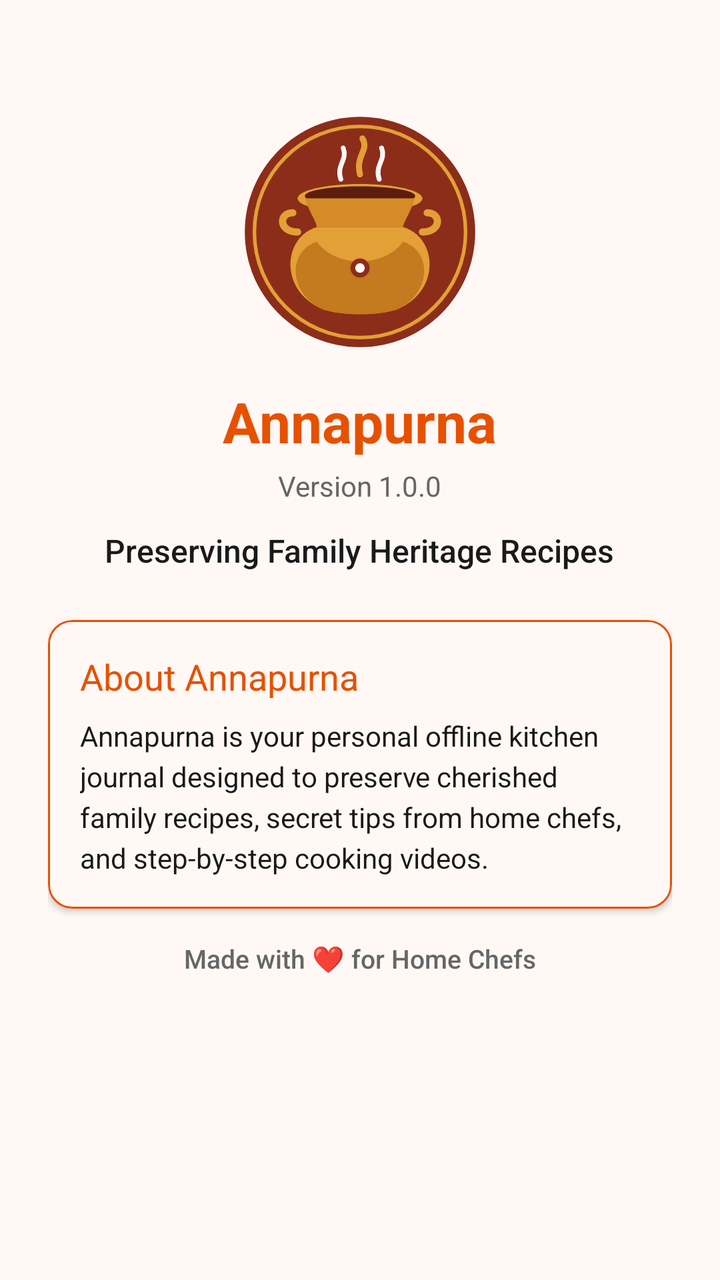
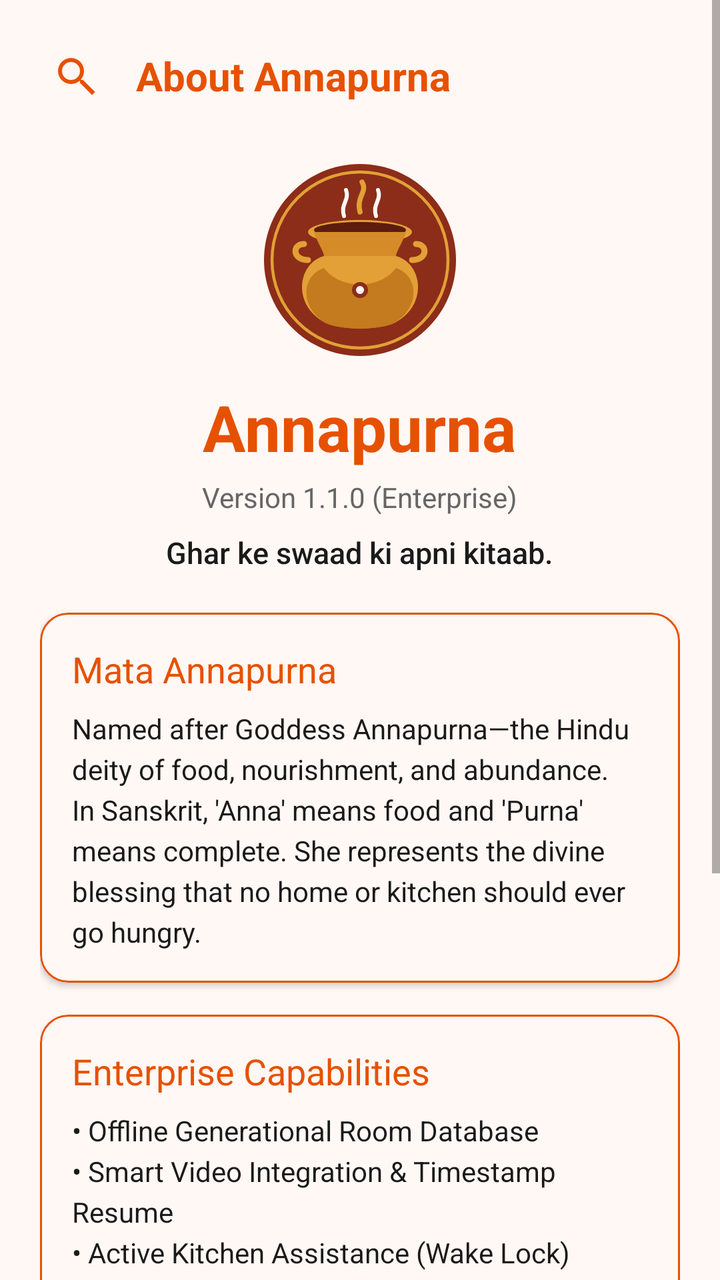

The first picture is an Android layout as it rendered before a commit; the second is the same layout after the commit. The layout source and the unified diff follow.
<!-- AndroidManifest.xml: application theme Theme.Annapurna -->
<!-- res/layout/activity_about.xml -->
<?xml version="1.0" encoding="utf-8"?>
<ScrollView xmlns:android="http://schemas.android.com/apk/res/android"
    xmlns:app="http://schemas.android.com/apk/res-auto"
    android:layout_width="match_parent"
    android:layout_height="match_parent"
    android:background="?attr/kitchenBg"
    android:fillViewport="true">

    <LinearLayout
        android:layout_width="match_parent"
        android:layout_height="wrap_content"
        android:gravity="center_horizontal"
        android:orientation="vertical"
        android:padding="24dp">

        
        <ImageView
            android:id="@+id/imgAboutLogo"
            android:layout_width="120dp"
            android:layout_height="120dp"
            android:layout_marginTop="32dp"
            android:contentDescription="@string/app_name"
            android:src="@drawable/ic_handi_logo" />

        
        <TextView
            android:id="@+id/txtAboutAppName"
            android:layout_width="wrap_content"
            android:layout_height="wrap_content"
            android:layout_marginTop="16dp"
            android:fontFamily="sans-serif-bold"
            android:text="@string/app_name"
            android:textColor="?attr/kitchenPrimary"
            android:textSize="28sp"
            android:textStyle="bold" />

        
        <TextView
            android:id="@+id/txtAboutVersion"
            android:layout_width="wrap_content"
            android:layout_height="wrap_content"
            android:layout_marginTop="4dp"
            android:fontFamily="sans-serif"
            android:text="Version 1.0.0"
            android:textColor="?attr/kitchenTextSecondary"
            android:textSize="14sp" />

        
        <TextView
            android:id="@+id/txtAboutTagline"
            android:layout_width="wrap_content"
            android:layout_height="wrap_content"
            android:layout_marginTop="12dp"
            android:fontFamily="sans-serif-medium"
            android:text="@string/splash_tagline"
            android:textColor="?attr/kitchenTextMain"
            android:textSize="16sp" />

        
        <com.google.android.material.card.MaterialCardView
            android:layout_width="match_parent"
            android:layout_height="wrap_content"
            android:layout_marginTop="24dp"
            app:cardBackgroundColor="?attr/kitchenBg"
            app:cardCornerRadius="12dp"
            app:cardElevation="2dp"
            app:strokeColor="?attr/kitchenPrimary"
            app:strokeWidth="1dp">

            <LinearLayout
                android:layout_width="match_parent"
                android:layout_height="wrap_content"
                android:orientation="vertical"
                android:padding="16dp">

                <TextView
                    android:layout_width="wrap_content"
                    android:layout_height="wrap_content"
                    android:fontFamily="sans-serif-bold"
                    android:text="About Annapurna"
                    android:textColor="?attr/kitchenPrimary"
                    android:textSize="18sp" />

                <TextView
                    android:layout_width="match_parent"
                    android:layout_height="wrap_content"
                    android:layout_marginTop="8dp"
                    android:fontFamily="sans-serif"
                    android:lineSpacingExtra="4dp"
                    android:text="Annapurna is your personal offline kitchen journal designed to preserve cherished family recipes, secret tips from home chefs, and step-by-step cooking videos."
                    android:textColor="?attr/kitchenTextMain"
                    android:textSize="14sp" />
            </LinearLayout>
        </com.google.android.material.card.MaterialCardView>

        
        <TextView
            android:id="@+id/txtCreatorCredit"
            android:layout_width="wrap_content"
            android:layout_height="wrap_content"
            android:layout_marginTop="16dp"
            android:layout_marginBottom="16dp"
            android:fontFamily="sans-serif-medium"
            android:text="@string/creator_credit"
            android:textColor="?attr/kitchenTextSecondary"
            android:textSize="13sp" />

    </LinearLayout>
</ScrollView>
<!-- resources referenced by this layout -->
<resources>
  <!-- drawable ic_handi_logo: vector/xml drawable (drawable, 2802 chars, omitted) -->
  <string name="app_name">Annapurna</string>
  <string name="creator_credit">Made with \u2764\uFE0F for Home Chefs</string>
  <string name="splash_tagline">Preserving Family Heritage Recipes</string>
  <style name="Theme.Annapurna" parent="Theme.MaterialComponents.DayNight.NoActionBar">
          <item name="android:statusBarColor">?attr/kitchenPrimaryDark</item>
          <item name="android:windowLightStatusBar">false</item>
  
          
          <item name="kitchenPrimary">@color/kesar_primary</item>
          <item name="kitchenPrimaryDark">@color/kesar_primary_dark</item>
          <item name="kitchenAccent">@color/kesar_accent</item>
          <item name="kitchenBg">@color/kesar_bg_light</item>
          <item name="kitchenTextMain">@color/text_dark</item>
          <item name="kitchenTextSecondary">@color/text_muted_light</item>
      </style>
  <color name="kesar_primary">#E65100</color>
  <color name="kesar_primary_dark">#BF360C</color>
  <color name="kesar_accent">#FF9800</color>
  <color name="kesar_bg_light">#FFF8F5</color>
  <color name="text_dark">#1A1A1A</color>
  <color name="text_muted_light">#666666</color>
</resources>

<!-- the commit's change to res/layout/activity_about.xml (unified diff, before → after) -->
@@ -9,60 +9,92 @@
     <LinearLayout
         android:layout_width="match_parent"
         android:layout_height="wrap_content"
-        android:gravity="center_horizontal"
         android:orientation="vertical"
-        android:padding="24dp">
+        android:padding="20dp">
 
         
-        <ImageView
-            android:id="@+id/imgAboutLogo"
-            android:layout_width="120dp"
-            android:layout_height="120dp"
-            android:layout_marginTop="32dp"
-            android:contentDescription="@string/app_name"
-            android:src="@drawable/ic_handi_logo" />
+        <LinearLayout
+            android:layout_width="match_parent"
+            android:layout_height="wrap_content"
+            android:gravity="center_vertical"
+            android:orientation="horizontal">
+
+            <ImageView
+                android:id="@+id/btnAboutBack"
+                android:layout_width="36dp"
+                android:layout_height="36dp"
+                android:background="?attr/selectableItemBackgroundBorderless"
+                android:contentDescription="Back"
+                android:padding="6dp"
+                android:src="@drawable/ic_search"
+                app:tint="?attr/kitchenPrimary" />
+
+            <TextView
+                android:layout_width="wrap_content"
+                android:layout_height="wrap_content"
+                android:layout_marginStart="12dp"
+                android:fontFamily="sans-serif-bold"
+                android:text="@string/title_about"
+                android:textColor="?attr/kitchenPrimary"
+                android:textSize="20sp"
+                android:textStyle="bold" />
+        </LinearLayout>
 
         
-        <TextView
-            android:id="@+id/txtAboutAppName"
-            android:layout_width="wrap_content"
+        <LinearLayout
+            android:layout_width="match_parent"
             android:layout_height="wrap_content"
-            android:layout_marginTop="16dp"
-            android:fontFamily="sans-serif-bold"
-            android:text="@string/app_name"
-            android:textColor="?attr/kitchenPrimary"
-            android:textSize="28sp"
-            android:textStyle="bold" />
+            android:layout_marginTop="24dp"
+            android:gravity="center"
+            android:orientation="vertical">
 
-        
-        <TextView
-            android:id="@+id/txtAboutVersion"
-            android:layout_width="wrap_content"
-            android:layout_height="wrap_content"
-            android:layout_marginTop="4dp"
-            android:fontFamily="sans-serif"
-            android:text="Version 1.0.0"
-            android:textColor="?attr/kitchenTextSecondary"
-            android:textSize="14sp" />
+            <ImageView
+                android:id="@+id/imgAboutLogo"
+                android:layout_width="100dp"
+                android:layout_height="100dp"
+                android:contentDescription="@string/app_name"
+                android:src="@drawable/ic_handi_logo" />
 
-        
-        <TextView
-            android:id="@+id/txtAboutTagline"
-            android:layout_width="wrap_content"
-            android:layout_height="wrap_content"
-            android:layout_marginTop="12dp"
-            android:fontFamily="sans-serif-medium"
-            android:text="@string/splash_tagline"
-            android:textColor="?attr/kitchenTextMain"
-            android:textSize="16sp" />
+            <TextView
+                android:id="@+id/txtAboutAppName"
+                android:layout_width="wrap_content"
+                android:layout_height="wrap_content"
+                android:layout_marginTop="12dp"
+                android:fontFamily="sans-serif-bold"
+                android:text="@string/app_name"
+                android:textColor="?attr/kitchenPrimary"
+                android:textSize="32sp"
+                android:textStyle="bold" />
+
+            <TextView
+                android:id="@+id/txtAboutVersion"
+                android:layout_width="wrap_content"
+                android:layout_height="wrap_content"
+                android:layout_marginTop="4dp"
+                android:fontFamily="sans-serif"
+                android:text="Version 1.1.0 (Enterprise)"
+                android:textColor="?attr/kitchenTextSecondary"
+                android:textSize="14sp" />
+
+            <TextView
+                android:id="@+id/txtAboutTagline"
+                android:layout_width="wrap_content"
+                android:layout_height="wrap_content"
+                android:layout_marginTop="8dp"
+                android:fontFamily="sans-serif-medium"
+                android:gravity="center"
+                android:text="@string/app_tagline"
+                android:textColor="?attr/kitchenTextMain"
+                android:textSize="15sp" />
+        </LinearLayout>
 
         
         <com.google.android.material.card.MaterialCardView
             android:layout_width="match_parent"
             android:layout_height="wrap_content"
-            android:layout_marginTop="24dp"
+            android:layout_marginTop="20dp"
             app:cardBackgroundColor="?attr/kitchenBg"
-            app:cardCornerRadius="12dp"
+            app:cardCornerRadius="14dp"
             app:cardElevation="2dp"
             app:strokeColor="?attr/kitchenPrimary"
             app:strokeWidth="1dp">
@@ -77,7 +109,7 @@
                     android:layout_width="wrap_content"
                     android:layout_height="wrap_content"
                     android:fontFamily="sans-serif-bold"
-                    android:text="About Annapurna"
+                    android:text="@string/about_annapurna_title"
                     android:textColor="?attr/kitchenPrimary"
                     android:textSize="18sp" />
 
@@ -87,7 +119,44 @@
                     android:layout_marginTop="8dp"
                     android:fontFamily="sans-serif"
                     android:lineSpacingExtra="4dp"
-                    android:text="Annapurna is your personal offline kitchen journal designed to preserve cherished family recipes, secret tips from home chefs, and step-by-step cooking videos."
+                    android:text="@string/about_annapurna_desc"
+                    android:textColor="?attr/kitchenTextMain"
+                    android:textSize="14sp" />
+            </LinearLayout>
+        </com.google.android.material.card.MaterialCardView>
+
+        
+        <com.google.android.material.card.MaterialCardView
+            android:layout_width="match_parent"
+            android:layout_height="wrap_content"
+            android:layout_marginTop="16dp"
+            app:cardBackgroundColor="?attr/kitchenBg"
+            app:cardCornerRadius="14dp"
+            app:cardElevation="2dp"
+            app:strokeColor="?attr/kitchenPrimary"
+            app:strokeWidth="1dp">
+
+            <LinearLayout
+                android:layout_width="match_parent"
+                android:layout_height="wrap_content"
+                android:orientation="vertical"
+                android:padding="16dp">
+
+                <TextView
+                    android:layout_width="wrap_content"
+                    android:layout_height="wrap_content"
+                    android:fontFamily="sans-serif-bold"
+                    android:text="Enterprise Capabilities"
+                    android:textColor="?attr/kitchenPrimary"
+                    android:textSize="18sp" />
+
+                <TextView
+                    android:layout_width="match_parent"
+                    android:layout_height="wrap_content"
+                    android:layout_marginTop="8dp"
+                    android:fontFamily="sans-serif"
+                    android:lineSpacingExtra="4dp"
+                    android:text="• Offline Generational Room Database\n• Smart Video Integration &amp; Timestamp Resume\n• Active Kitchen Assistance (Wake Lock)\n• Dynamic Spice Themes (Kesar, Tulsi, Mitti, Masala, Haldi)\n• Smart Grocery List Generator\n• Interactive Cooking Timers &amp; Multi-Timer Support\n• Voice-Controlled Hands-Free Cooking Assistant\n• System Share Sheet Target for YouTube &amp; Instagram"
                     android:textColor="?attr/kitchenTextMain"
                     android:textSize="14sp" />
             </LinearLayout>
@@ -98,12 +167,17 @@
             android:id="@+id/txtCreatorCredit"
             android:layout_width="wrap_content"
             android:layout_height="wrap_content"
-            android:layout_marginTop="16dp"
-            android:layout_marginBottom="16dp"
+            android:layout_gravity="center_horizontal"
+            android:layout_marginTop="24dp"
+            android:layout_marginBottom="24dp"
+            android:clickable="true"
+            android:focusable="true"
             android:fontFamily="sans-serif-medium"
+            android:foreground="?android:attr/selectableItemBackground"
+            android:padding="8dp"
             android:text="@string/creator_credit"
-            android:textColor="?attr/kitchenTextSecondary"
-            android:textSize="13sp" />
+            android:textColor="?attr/kitchenPrimary"
+            android:textSize="14sp" />
 
     </LinearLayout>
 </ScrollView>
<!-- resource entries referenced after the edit -->
@@ -1,9 +1,23 @@
 <!-- resources referenced by this layout -->
 <resources>
   <!-- drawable ic_handi_logo: vector/xml drawable (drawable, 2802 chars, omitted) -->
+  <!-- drawable ic_search (drawable) -->
+  <vector xmlns:android="http://schemas.android.com/apk/res/android"
+      android:width="24dp"
+      android:height="24dp"
+      android:viewportWidth="24"
+      android:viewportHeight="24">
+  
+      <path
+          android:fillColor="#757575"
+          android:pathData="M15.5,14h-0.79l-0.28,-0.27A6.47,6.47 0,0 0,16 9.5A6.5,6.5 0,1 0,9.5 16a6.47,6.47 0,0 0,4.23-1.57l0.27,0.28v0.79L20,21.5L21.5,20L15.5,14zM9.5,14A4.5,4.5 0,1 1,14 9.5A4.5,4.5 0,0 1,9.5 14z"/>
+  </vector>
+  <string name="about_annapurna_desc">Named after Goddess Annapurna—the Hindu deity of food, nourishment, and abundance. In Sanskrit, \'Anna\' means food and \'Purna\' means complete. She represents the divine blessing that no home or kitchen should ever go hungry.</string>
+  <string name="about_annapurna_title">Mata Annapurna</string>
   <string name="app_name">Annapurna</string>
+  <string name="app_tagline">Ghar ke swaad ki apni kitaab.</string>
   <string name="creator_credit">Made with \u2764\uFE0F for Home Chefs</string>
-  <string name="splash_tagline">Preserving Family Heritage Recipes</string>
+  <string name="title_about">About Annapurna</string>
   <style name="Theme.Annapurna" parent="Theme.MaterialComponents.DayNight.NoActionBar">
           <item name="android:statusBarColor">?attr/kitchenPrimaryDark</item>
           <item name="android:windowLightStatusBar">false</item>
